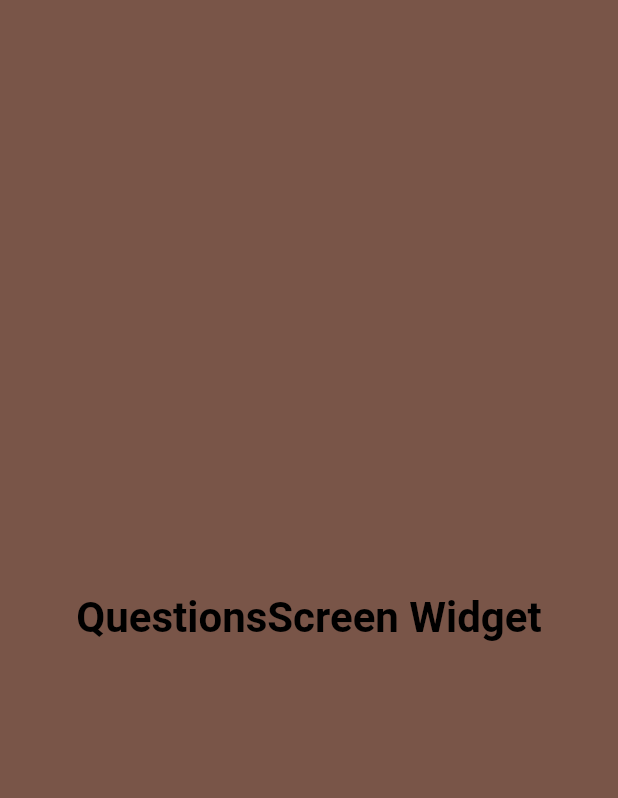
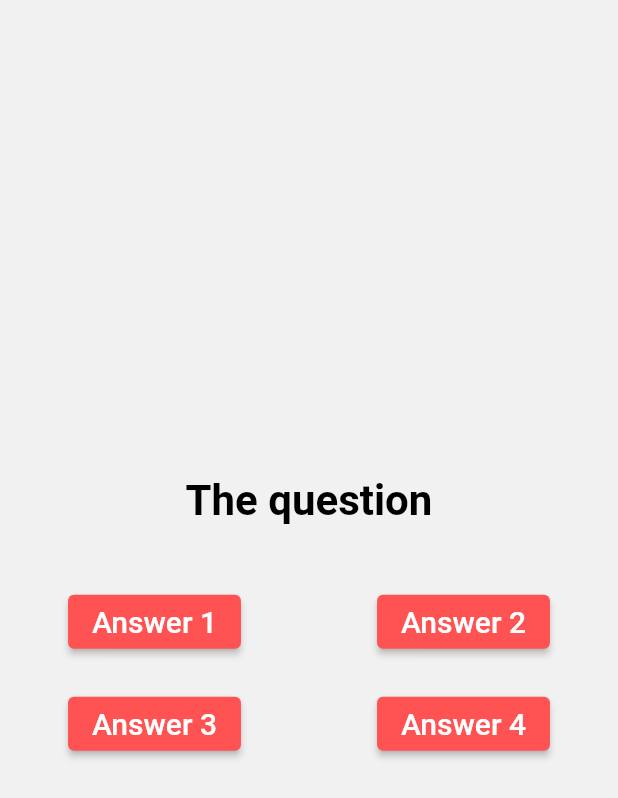
Before and after one commit to nadiahylary/real_quiz_app, a Flutter app: the screen it shows after launch, after a tap on "Start Quiz", on a phone screen of 412 x 824 dp. Shown: the top 798 px of the screen. Run offline on Flutter 3.47's test engine with Material 2 defaults, Android fonts, the phone set to English and light mode, and no system bars.

Commit message:
updated question_screen.dart and added answer.dart

```diff
--- /dev/null
+++ b/lib/answer.dart
@@ -0,0 +1,23 @@
+import 'package:flutter/material.dart';
+
+class AnswerWidget extends StatelessWidget {
+  const AnswerWidget(this.answerText, {Key? key}) : super(key: key);
+  final String answerText;
+
+  @override
+  Widget build(BuildContext context) {
+    return ElevatedButton(
+      onPressed: (){},
+      style: ButtonStyle(
+        backgroundColor: MaterialStateProperty.all(Colors.redAccent),
+      ),
+      child: Text(answerText,
+          style: const TextStyle(
+            fontSize: 20,
+            fontWeight: FontWeight.w500,
+            color: Colors.white,
+          )
+      ),
+    );
+  }
+}
--- a/lib/questions_screen.dart
+++ b/lib/questions_screen.dart
@@ -1,4 +1,5 @@
 import 'package:flutter/material.dart';
+import 'package:real_quiz_app/answer.dart';
 
 class QuestionsScreen extends StatefulWidget {
   const QuestionsScreen({Key? key}) : super(key: key);
@@ -10,13 +11,41 @@ class QuestionsScreen extends StatefulWidget {
 class _QuestionsScreenState extends State<QuestionsScreen> {
   @override
   Widget build(BuildContext context) {
-    return const Center(
-      child: Text("QuestionsScreen Widget",
-          style: TextStyle(
-            fontSize: 28,
-            fontWeight: FontWeight.w600,
-            color: Colors.black,
-          )
+    /*SizedBox(
+    width: double.infinity,
+    child: Column(...));*/
+    return Center(
+      child: Column(
+        mainAxisAlignment: MainAxisAlignment.center,
+        children: <Widget>[
+          const Text("The question",
+              style: TextStyle(
+                fontSize: 28,
+                fontWeight: FontWeight.w600,
+                color: Colors.black,
+              )
+          ),
+          const SizedBox(
+            height: 40,
+          ),
+          Row(
+            mainAxisAlignment: MainAxisAlignment.spaceAround,
+            children: const [
+              AnswerWidget("Answer 1"),
+              AnswerWidget("Answer 2"),
+            ],
+          ),
+          const SizedBox(
+            height: 20,
+          ),
+          Row(
+            mainAxisAlignment: MainAxisAlignment.spaceAround,
+            children: const [
+              AnswerWidget("Answer 3"),
+              AnswerWidget("Answer 4"),
+            ],
+          ),
+        ],
       ),
     );
   }
--- a/lib/quiz.dart
+++ b/lib/quiz.dart
@@ -39,7 +39,7 @@ class _QuizState extends State<Quiz> {
       debugShowCheckedModeBanner: false,
       title: "Real Quiz App",
       home: Scaffold(
-        backgroundColor: Colors.brown,
+        backgroundColor: const Color.fromARGB(240, 240, 240, 240),
         body: currentScreen == "start-screen"
             ? StartScreen(_switchScreen)
             : const QuestionsScreen(),
--- a/lib/startscreen.dart
+++ b/lib/startscreen.dart
@@ -9,6 +9,7 @@ class StartScreen extends StatelessWidget {
       //margin: const EdgeInsets.only(left: 20),
       child: Column(
         mainAxisAlignment: MainAxisAlignment.center,
+        //mainAxisSize: MainAxisSize.min,
         children: <Widget>[
           Image.asset(
               "assets/images/quiz-logo.png",
```
